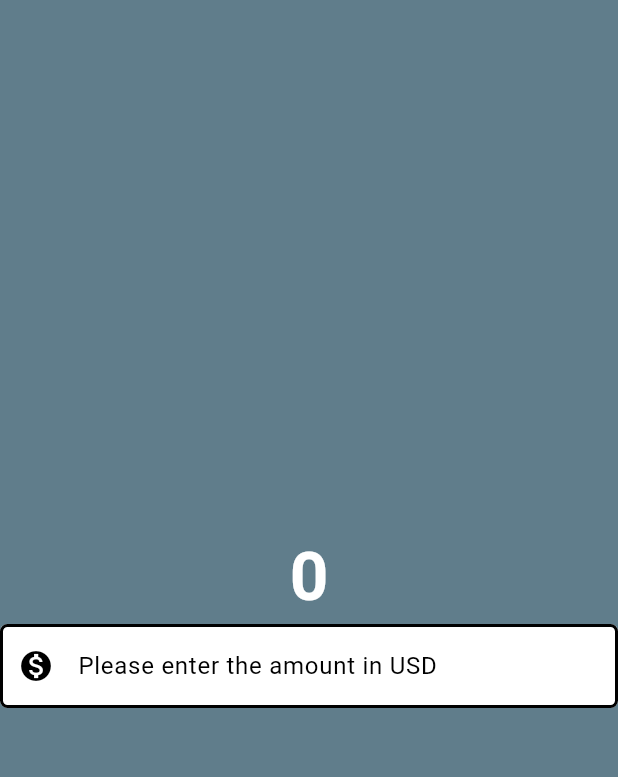
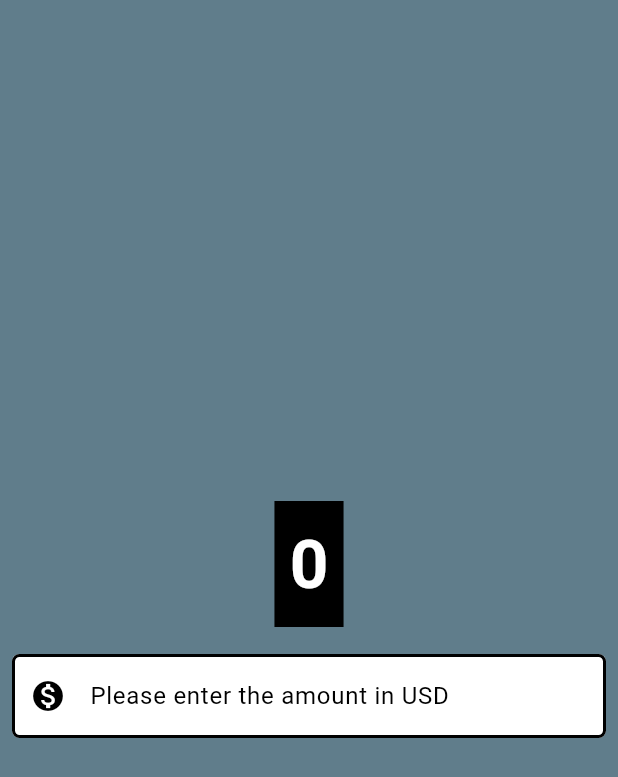
Before and after one commit to Sharath44665/flutter_ws, a Flutter app: the screen it shows after launch, on a phone screen of 412 x 824 dp. Shown: the top 777 px of the screen. Run offline on Flutter 3.47's test engine with Material 3 defaults, Android fonts, the phone set to English and light mode, and no system bars; our stand-ins replace firebase_auth, firebase_core; accounts and stored records are empty; generated files the repository leaves out were written again.

Commit message:
understanding container and padding

```diff
--- a/currency_converter/lib/currency_converter_material_page.dart
+++ b/currency_converter/lib/currency_converter_material_page.dart
@@ -16,7 +16,11 @@ class CurrencyConverterMaterialPage extends StatelessWidget {
           mainAxisAlignment: MainAxisAlignment.center,
           crossAxisAlignment: CrossAxisAlignment.center,
           children: [
-            const Text(
+            Container(
+              padding: const EdgeInsets.all(10),
+              margin: const EdgeInsets.all(10),
+              color: Colors.black,
+              child: const Text(
                 "0",
                 style: TextStyle(
                   fontSize: 45,
@@ -24,7 +28,10 @@ class CurrencyConverterMaterialPage extends StatelessWidget {
                   color: Color.fromARGB(255, 255, 255, 255),
                 ),
               ),
-            TextField(
+            ),
+            Container(
+              padding: const EdgeInsets.all(8.0),
+              child: TextField(
                 decoration: InputDecoration(
                   hintText: "Please enter the amount in USD",
                   hintStyle: const TextStyle(color: Colors.black),
@@ -35,6 +42,10 @@ class CurrencyConverterMaterialPage extends StatelessWidget {
                   focusedBorder: border,
                   enabledBorder: border,
                 ),
+                keyboardType: const TextInputType.numberWithOptions(
+                  decimal: true,
+                ),
+              ),
             ),
           ],
         ),
```
Lines whose indentation alone changed are shown as unchanged.
